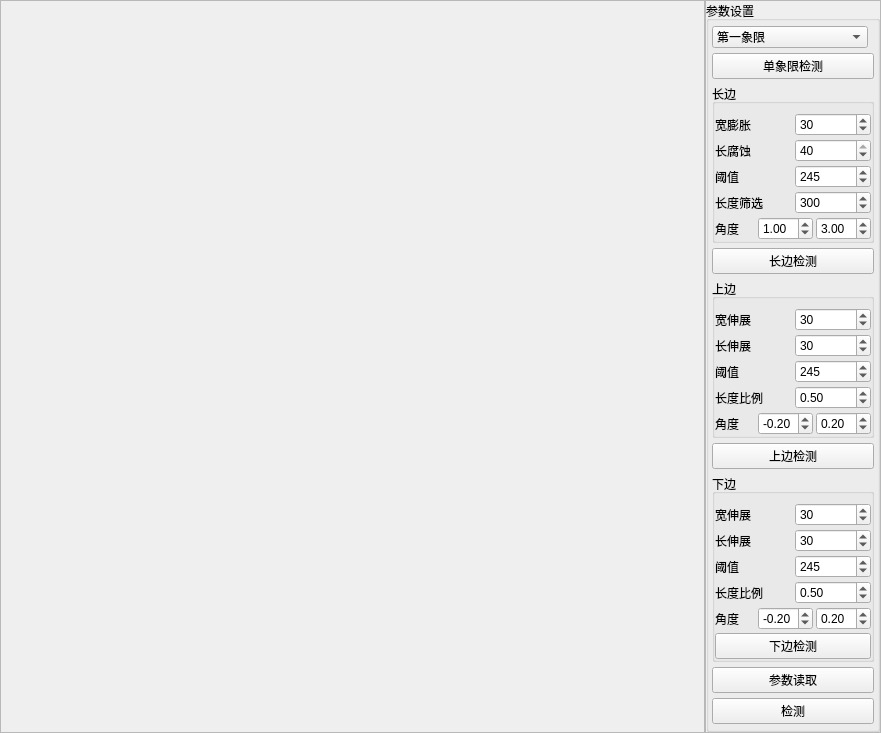
Above: pluginapp/EchoPlugin/reverseSide/cgettapeanglewidget.ui from wondron/frameTest before the change. Below: the same form after it.
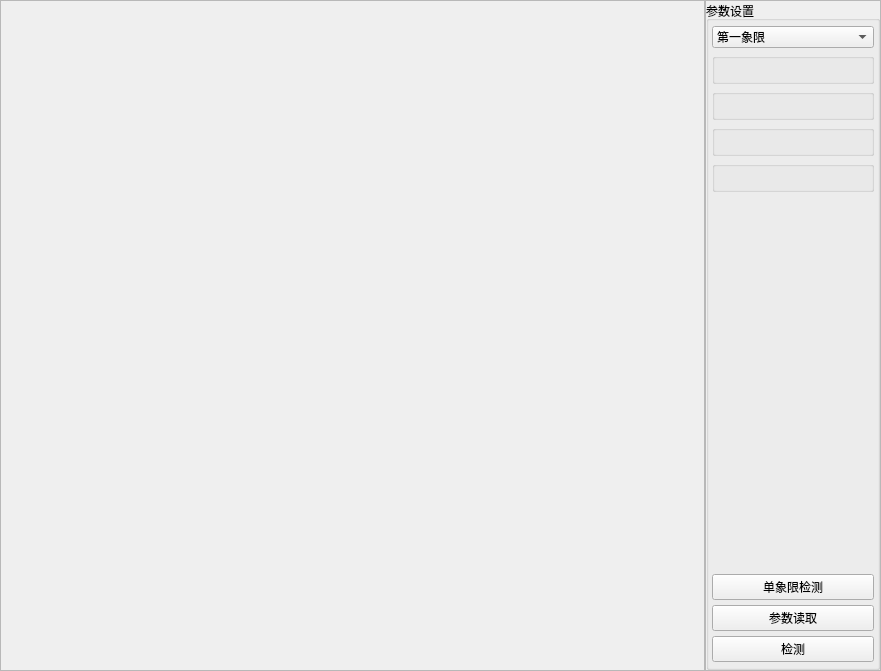
That is the form after the change.

What changed in the file:
```diff
--- a/pluginapp/EchoPlugin/reverseSide/cgettapeanglewidget.ui
+++ b/pluginapp/EchoPlugin/reverseSide/cgettapeanglewidget.ui
@@ -7,7 +7,7 @@
     <x>0</x>
     <y>0</y>
     <width>881</width>
-    <height>667</height>
+    <height>671</height>
    </rect>
   </property>
   <property name="windowTitle">
@@ -119,71 +119,44 @@
             <number>5</number>
            </property>
            <item>
-            <layout class="QHBoxLayout" name="horizontalLayout_3">
+            <widget class="QComboBox" name="cmbx_quadrant">
              <item>
-              <widget class="QComboBox" name="cmbx_quadrant">
-               <item>
-                <property name="text">
-                 <string>第一象限</string>
-                </property>
-               </item>
-               <item>
-                <property name="text">
-                 <string>第二象限</string>
-                </property>
-               </item>
-               <item>
-                <property name="text">
-                 <string>第三象限</string>
-                </property>
-               </item>
-               <item>
-                <property name="text">
-                 <string>第四象限</string>
-                </property>
-               </item>
-              </widget>
+              <property name="text">
+               <string>第一象限</string>
+              </property>
              </item>
              <item>
-              <widget class="QPushButton" name="pushButton">
-               <property name="maximumSize">
-                <size>
-                 <width>1</width>
-                 <height>1</height>
-                </size>
-               </property>
-               <property name="text">
-                <string/>
-               </property>
-               <property name="flat">
-                <bool>true</bool>
-               </property>
-              </widget>
+              <property name="text">
+               <string>第二象限</string>
+              </property>
              </item>
-            </layout>
-           </item>
-           <item>
-            <widget class="QPushButton" name="btn_singleDetct">
-             <property name="text">
-              <string>单象限检测</string>
-             </property>
+             <item>
+              <property name="text">
+               <string>第三象限</string>
+              </property>
+             </item>
+             <item>
+              <property name="text">
+               <string>第四象限</string>
+              </property>
+             </item>
             </widget>
            </item>
            <item>
             <widget class="QGroupBox" name="groupBox_2">
              <property name="title">
-              <string>长边</string>
+              <string/>
              </property>
-             <property name="flat">
-              <bool>true</bool>
-             </property>
-             <layout class="QVBoxLayout" name="verticalLayout_3">
+             <layout class="QHBoxLayout" name="horizontalLayout_3">
               <property name="spacing">
-               <number>3</number>
+               <number>0</number>
               </property>
               <property name="leftMargin">
                <number>0</number>
               </property>
+              <property name="topMargin">
+               <number>0</number>
+              </property>
               <property name="rightMargin">
                <number>0</number>
               </property>
@@ -191,151 +164,26 @@
                <number>0</number>
               </property>
               <item>
-               <layout class="QHBoxLayout" name="horizontalLayout_4">
-                <item>
-                 <widget class="QLabel" name="label_2">
-                  <property name="text">
-                   <string>宽膨胀</string>
-                  </property>
-                 </widget>
-                </item>
-                <item>
-                 <widget class="QSpinBox" name="spin_dilaWid">
-                  <property name="maximum">
-                   <number>999</number>
-                  </property>
-                  <property name="value">
-                   <number>30</number>
-                  </property>
-                 </widget>
-                </item>
-               </layout>
+               <layout class="QVBoxLayout" name="lay_1"/>
               </item>
-              <item>
-               <layout class="QHBoxLayout" name="horizontalLayout_5">
-                <item>
-                 <widget class="QLabel" name="label_3">
-                  <property name="text">
-                   <string>长腐蚀</string>
-                  </property>
-                 </widget>
-                </item>
-                <item>
-                 <widget class="QSpinBox" name="spin_eroHigh">
-                  <property name="maximum">
-                   <number>40</number>
-                  </property>
-                  <property name="value">
-                   <number>40</number>
-                  </property>
-                 </widget>
-                </item>
-               </layout>
-              </item>
-              <item>
-               <layout class="QHBoxLayout" name="horizontalLayout_25">
-                <item>
-                 <widget class="QLabel" name="label_23">
-                  <property name="text">
-                   <string>阈值</string>
-                  </property>
-                 </widget>
-                </item>
-                <item>
-                 <widget class="QSpinBox" name="spin_threSubValue">
-                  <property name="maximum">
-                   <number>255</number>
-                  </property>
-                  <property name="value">
-                   <number>245</number>
-                  </property>
-                 </widget>
-                </item>
-               </layout>
-              </item>
-              <item>
-               <layout class="QHBoxLayout" name="horizontalLayout_7">
-                <item>
-                 <widget class="QLabel" name="label_5">
-                  <property name="text">
-                   <string>长度筛选</string>
-                  </property>
-                 </widget>
-                </item>
-                <item>
-                 <widget class="QSpinBox" name="spin_minConLen">
-                  <property name="maximum">
-                   <number>999</number>
-                  </property>
-                  <property name="value">
-                   <number>300</number>
-                  </property>
-                 </widget>
-                </item>
-               </layout>
-              </item>
-              <item>
-               <layout class="QHBoxLayout" name="horizontalLayout_26">
-                <item>
-                 <widget class="QLabel" name="label_24">
-                  <property name="text">
-                   <string>角度</string>
-                  </property>
-                 </widget>
-                </item>
-                <item>
-                 <widget class="QDoubleSpinBox" name="dspin_angDown">
-                  <property name="minimum">
-                   <double>-3.100000000000000</double>
-                  </property>
-                  <property name="maximum">
-                   <double>3.100000000000000</double>
-                  </property>
-                  <property name="value">
-                   <double>1.000000000000000</double>
-                  </property>
-                 </widget>
-                </item>
-                <item>
-                 <widget class="QDoubleSpinBox" name="dspin_angleUp">
-                  <property name="minimum">
-                   <double>-3.140000000000000</double>
-                  </property>
-                  <property name="maximum">
-                   <double>3.140000000000000</double>
-                  </property>
-                  <property name="value">
-                   <double>3.000000000000000</double>
-                  </property>
-                 </widget>
-                </item>
-               </layout>
-              </item>
              </layout>
             </widget>
            </item>
            <item>
-            <widget class="QPushButton" name="btn_vDetect">
-             <property name="text">
-              <string>长边检测</string>
-             </property>
-            </widget>
-           </item>
-           <item>
-            <widget class="QGroupBox" name="groupBox_5">
+            <widget class="QGroupBox" name="grpbx_2">
              <property name="title">
-              <string>上边</string>
+              <string/>
              </property>
-             <property name="flat">
-              <bool>true</bool>
-             </property>
-             <layout class="QVBoxLayout" name="verticalLayout_6">
+             <layout class="QHBoxLayout" name="horizontalLayout_4">
               <property name="spacing">
-               <number>3</number>
+               <number>0</number>
               </property>
               <property name="leftMargin">
                <number>0</number>
               </property>
+              <property name="topMargin">
+               <number>0</number>
+              </property>
               <property name="rightMargin">
                <number>0</number>
               </property>
@@ -343,154 +191,26 @@
                <number>0</number>
               </property>
               <item>
-               <layout class="QHBoxLayout" name="horizontalLayout_15">
-                <item>
-                 <widget class="QLabel" name="label_13">
-                  <property name="text">
-                   <string>宽伸展</string>
-                  </property>
-                 </widget>
-                </item>
-                <item>
-                 <widget class="QSpinBox" name="spin_tXexpan">
-                  <property name="maximum">
-                   <number>255</number>
-                  </property>
-                  <property name="value">
-                   <number>30</number>
-                  </property>
-                 </widget>
-                </item>
-               </layout>
+               <layout class="QVBoxLayout" name="lay_2"/>
               </item>
-              <item>
-               <layout class="QHBoxLayout" name="horizontalLayout_16">
-                <item>
-                 <widget class="QLabel" name="label_14">
-                  <property name="text">
-                   <string>长伸展</string>
-                  </property>
-                 </widget>
-                </item>
-                <item>
-                 <widget class="QSpinBox" name="spin_tYexpan">
-                  <property name="maximum">
-                   <number>255</number>
-                  </property>
-                  <property name="value">
-                   <number>30</number>
-                  </property>
-                 </widget>
-                </item>
-               </layout>
-              </item>
-              <item>
-               <layout class="QHBoxLayout" name="horizontalLayout_17">
-                <item>
-                 <widget class="QLabel" name="label_15">
-                  <property name="text">
-                   <string>阈值</string>
-                  </property>
-                 </widget>
-                </item>
-                <item>
-                 <widget class="QSpinBox" name="spin_tSubThreVal">
-                  <property name="maximum">
-                   <number>255</number>
-                  </property>
-                  <property name="value">
-                   <number>245</number>
-                  </property>
-                 </widget>
-                </item>
-               </layout>
-              </item>
-              <item>
-               <layout class="QHBoxLayout" name="horizontalLayout_18">
-                <item>
-                 <widget class="QLabel" name="label_16">
-                  <property name="text">
-                   <string>长度比例</string>
-                  </property>
-                 </widget>
-                </item>
-                <item>
-                 <widget class="QDoubleSpinBox" name="dspin_tSelectRatio">
-                  <property name="maximum">
-                   <double>1.000000000000000</double>
-                  </property>
-                  <property name="singleStep">
-                   <double>0.010000000000000</double>
-                  </property>
-                  <property name="value">
-                   <double>0.500000000000000</double>
-                  </property>
-                 </widget>
-                </item>
-               </layout>
-              </item>
-              <item>
-               <layout class="QHBoxLayout" name="horizontalLayout_19">
-                <item>
-                 <widget class="QLabel" name="label_17">
-                  <property name="text">
-                   <string>角度</string>
-                  </property>
-                 </widget>
-                </item>
-                <item>
-                 <widget class="QDoubleSpinBox" name="dspin_tAngleDown">
-                  <property name="minimum">
-                   <double>-3.100000000000000</double>
-                  </property>
-                  <property name="maximum">
-                   <double>3.100000000000000</double>
-                  </property>
-                  <property name="value">
-                   <double>-0.200000000000000</double>
-                  </property>
-                 </widget>
-                </item>
-                <item>
-                 <widget class="QDoubleSpinBox" name="dspin_tAngleUp">
-                  <property name="minimum">
-                   <double>-3.140000000000000</double>
-                  </property>
-                  <property name="maximum">
-                   <double>3.140000000000000</double>
-                  </property>
-                  <property name="value">
-                   <double>0.200000000000000</double>
-                  </property>
-                 </widget>
-                </item>
-               </layout>
-              </item>
              </layout>
             </widget>
            </item>
            <item>
-            <widget class="QPushButton" name="btn_upDetect">
-             <property name="text">
-              <string>上边检测</string>
-             </property>
-            </widget>
-           </item>
-           <item>
-            <widget class="QGroupBox" name="groupBox_6">
+            <widget class="QGroupBox" name="grpbx_3">
              <property name="title">
-              <string>下边</string>
+              <string/>
              </property>
-             <property name="flat">
-              <bool>true</bool>
-             </property>
-             <layout class="QVBoxLayout" name="verticalLayout_7">
+             <layout class="QHBoxLayout" name="horizontalLayout_5">
               <property name="spacing">
-               <number>3</number>
+               <number>0</number>
               </property>
               <property name="leftMargin">
                <number>0</number>
               </property>
+              <property name="topMargin">
+               <number>0</number>
+              </property>
               <property name="rightMargin">
                <number>0</number>
               </property>
@@ -498,144 +218,36 @@
                <number>0</number>
               </property>
               <item>
-               <layout class="QHBoxLayout" name="horizontalLayout_20">
-                <item>
-                 <widget class="QLabel" name="label_18">
-                  <property name="text">
-                   <string>宽伸展</string>
-                  </property>
-                 </widget>
-                </item>
-                <item>
-                 <widget class="QSpinBox" name="spin_bXexpan">
-                  <property name="maximum">
-                   <number>255</number>
-                  </property>
-                  <property name="value">
-                   <number>30</number>
-                  </property>
-                 </widget>
-                </item>
-               </layout>
+               <layout class="QVBoxLayout" name="lay_3"/>
               </item>
-              <item>
-               <layout class="QHBoxLayout" name="horizontalLayout_21">
-                <item>
-                 <widget class="QLabel" name="label_19">
-                  <property name="text">
-                   <string>长伸展</string>
-                  </property>
-                 </widget>
-                </item>
-                <item>
-                 <widget class="QSpinBox" name="spin_bYexpan">
-                  <property name="maximum">
-                   <number>255</number>
-                  </property>
-                  <property name="value">
-                   <number>30</number>
-                  </property>
-                 </widget>
-                </item>
-               </layout>
-              </item>
-              <item>
-               <layout class="QHBoxLayout" name="horizontalLayout_22">
-                <item>
-                 <widget class="QLabel" name="label_20">
-                  <property name="text">
-                   <string>阈值</string>
-                  </property>
-                 </widget>
-                </item>
-                <item>
-                 <widget class="QSpinBox" name="spin_bSubThreVal">
-                  <property name="maximum">
-                   <number>255</number>
-                  </property>
-                  <property name="value">
-                   <number>245</number>
-                  </property>
-                 </widget>
-                </item>
-               </layout>
-              </item>
-              <item>
-               <layout class="QHBoxLayout" name="horizontalLayout_23">
-                <item>
-                 <widget class="QLabel" name="label_21">
-                  <property name="text">
-                   <string>长度比例</string>
-                  </property>
-                 </widget>
-                </item>
-                <item>
-                 <widget class="QDoubleSpinBox" name="dspin_bSelectRatio">
-                  <property name="maximum">
-                   <double>1.000000000000000</double>
-                  </property>
-                  <property name="singleStep">
-                   <double>0.010000000000000</double>
-                  </property>
-                  <property name="value">
-                   <double>0.500000000000000</double>
-                  </property>
-                 </widget>
-                </item>
-               </layout>
-              </item>
-              <item>
-               <layout class="QHBoxLayout" name="horizontalLayout_24">
-                <item>
-                 <widget class="QLabel" name="label_22">
-                  <property name="text">
-                   <string>角度</string>
-                  </property>
-                 </widget>
-                </item>
-                <item>
-                 <widget class="QDoubleSpinBox" name="dspin_bAngleDown">
-                  <property name="minimum">
-                   <double>-3.100000000000000</double>
-                  </property>
-                  <property name="maximum">
-                   <double>3.100000000000000</double>
-                  </property>
-                  <property name="value">
-                   <double>-0.200000000000000</double>
-                  </property>
-                 </widget>
-                </item>
-                <item>
-                 <widget class="QDoubleSpinBox" name="dspin_bAngleUp">
-                  <property name="minimum">
-                   <double>-3.140000000000000</double>
-                  </property>
-                  <property name="maximum">
-                   <double>3.140000000000000</double>
-                  </property>
-                  <property name="value">
-                   <double>0.200000000000000</double>
-                  </property>
-                 </widget>
-                </item>
-               </layout>
-              </item>
-              <item>
-               <widget class="QPushButton" name="btn_doenDetect">
-                <property name="text">
-                 <string>下边检测</string>
-                </property>
-               </widget>
-              </item>
              </layout>
             </widget>
            </item>
            <item>
-            <widget class="QPushButton" name="btn_read">
-             <property name="text">
-              <string>参数读取</string>
+            <widget class="QGroupBox" name="grpbx_4">
+             <property name="title">
+              <string/>
              </property>
+             <layout class="QHBoxLayout" name="horizontalLayout_6">
+              <property name="spacing">
+               <number>0</number>
+              </property>
+              <property name="leftMargin">
+               <number>0</number>
+              </property>
+              <property name="topMargin">
+               <number>0</number>
+              </property>
+              <property name="rightMargin">
+               <number>0</number>
+              </property>
+              <property name="bottomMargin">
+               <number>0</number>
+              </property>
+              <item>
+               <layout class="QVBoxLayout" name="lay_4"/>
+              </item>
+             </layout>
             </widget>
            </item>
            <item>
@@ -651,6 +263,20 @@
              </property>
             </spacer>
            </item>
+           <item>
+            <widget class="QPushButton" name="btn_singleDetct">
+             <property name="text">
+              <string>单象限检测</string>
+             </property>
+            </widget>
+           </item>
+           <item>
+            <widget class="QPushButton" name="btn_pamRead">
+             <property name="text">
+              <string>参数读取</string>
+             </property>
+            </widget>
+           </item>
            <item>
             <widget class="QPushButton" name="btn_detect">
              <property name="text">
```
Left out of the diff: 21 changed lines with no effect on the pictures.
